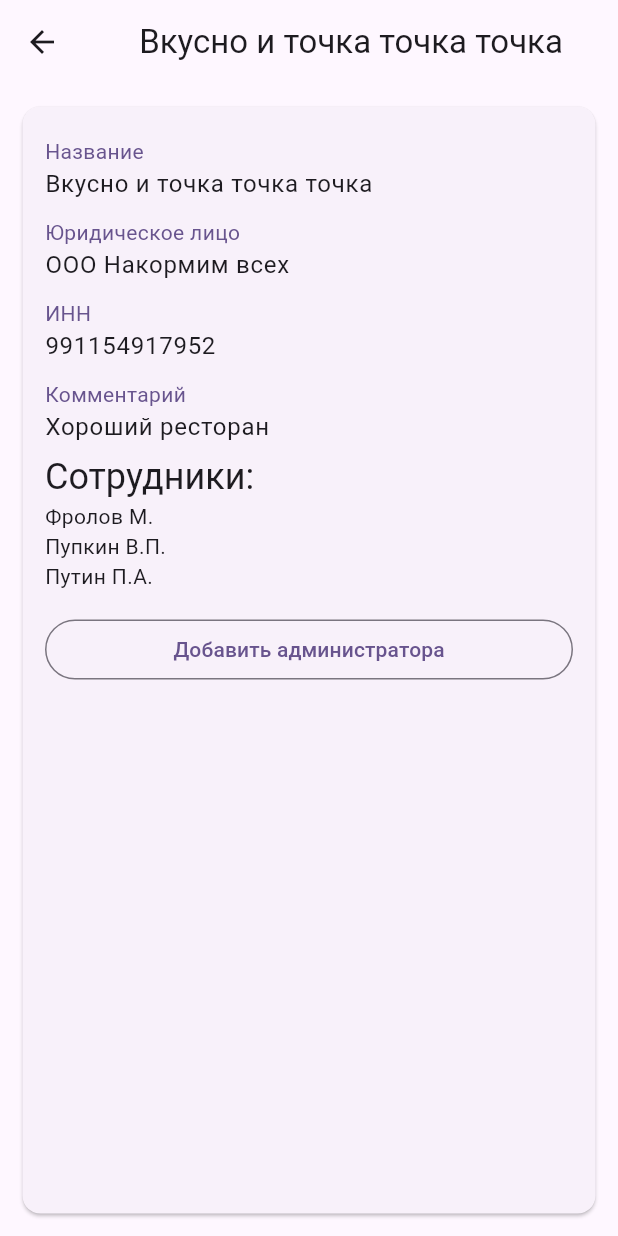
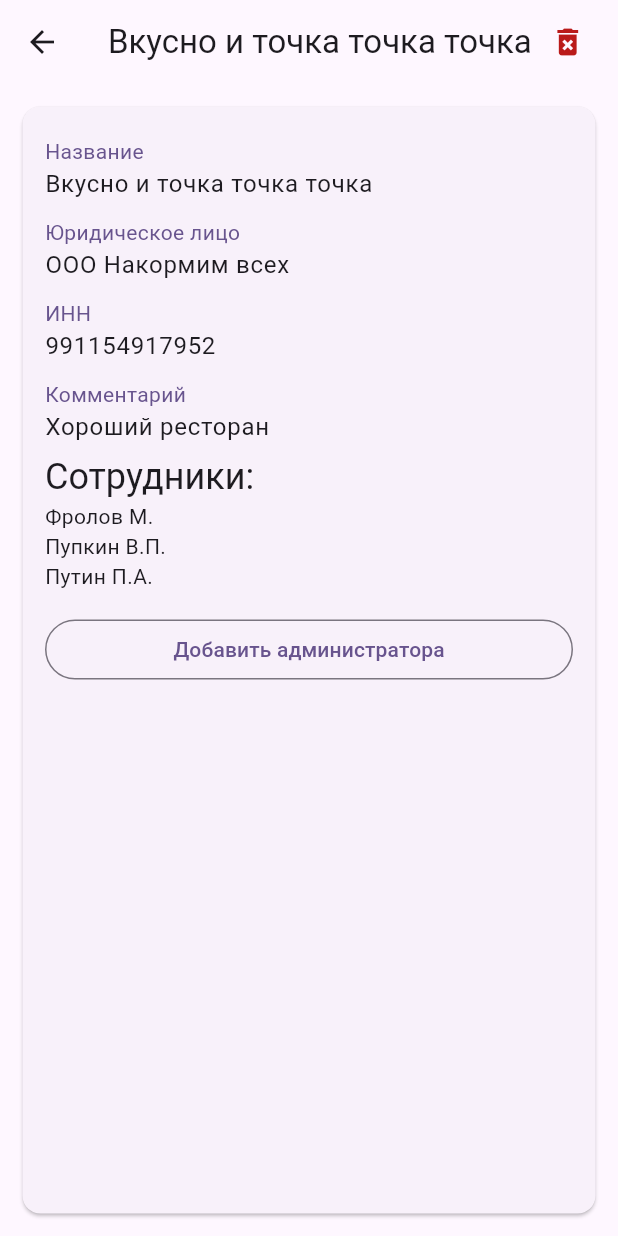
Before and after one commit to PavelPutin/restobook_web, a Flutter app: the screen it shows after launch, after a tap on "Вкусно и точка точка точка", on a phone screen of 412 x 824 dp. Run offline on Flutter 3.47's test engine with Material 3 defaults, Android fonts, the phone set to English and light mode, and no system bars; our stand-ins replace dio, get_it, logger.

Commit message:
feat: add delete button

```diff
--- /dev/null
+++ b/lib/view/delete_icon_button.dart
@@ -0,0 +1,37 @@
+import 'package:flutter/foundation.dart';
+import 'package:flutter/material.dart';
+
+import 'delete_alert_dialog.dart';
+
+class DeleteIconButton extends StatelessWidget {
+  const DeleteIconButton(
+      {super.key,
+      required this.dialogTitle,
+      required this.onSubmit,
+      required this.successLabel,
+      required this.errorLabel});
+
+  final Widget dialogTitle;
+  final AsyncCallback onSubmit;
+  final String successLabel;
+  final String errorLabel;
+
+  @override
+  Widget build(BuildContext context) {
+    return IconButton(
+        onPressed: () {
+          showDialog(
+              context: context,
+              builder: (context) {
+                return DeleteAlertDialog(
+                  title: dialogTitle,
+                  onSubmit: onSubmit,
+                  successLabel: successLabel,
+                  errorLabel: errorLabel,
+                );
+              });
+        },
+        color: Theme.of(context).colorScheme.error,
+        icon: const Icon(Icons.delete_forever));
+  }
+}
--- a/lib/view/restaurant_screen.dart
+++ b/lib/view/restaurant_screen.dart
@@ -6,6 +6,7 @@ import 'package:restobook_web/view/refreshable_future_list_view.dart';
 
 import '../model/entities/restaurant.dart';
 import '../view_model/restaurant_view_model.dart';
+import 'delete_icon_button.dart';
 
 class RestaurantScreen extends StatefulWidget {
   const RestaurantScreen({super.key, required this.restaurant});
@@ -30,9 +31,9 @@ class _RestaurantScreenState extends State<RestaurantScreen> {
   Widget build(BuildContext context) {
     return Scaffold(
       appBar: AppBar(
-        title: Center(
-          child: ConstrainedBox(
-            constraints: const BoxConstraints(maxWidth: 1200),
+        centerTitle: true,
+        title: ConstrainedBox(
+          constraints: const BoxConstraints(maxWidth: 1100),
           child: FutureBuilder(
             future: restaurantLoading,
             builder: (context, snapshot) {
@@ -42,11 +43,24 @@ class _RestaurantScreenState extends State<RestaurantScreen> {
 
               return Consumer<RestaurantViewModel>(
                 builder: (BuildContext context, value, Widget? child) {
-                    return Text(value.activeRestaurant!.name);
+                  return Row(
+                    children: [
+                      Text(value.activeRestaurant!.name),
+                      DeleteIconButton(
+                        dialogTitle: const Text("Удалить ресторан"),
+                        onSubmit: () {
+                          return context.read<RestaurantViewModel>().delete(
+                            context.read<RestaurantViewModel>().activeRestaurant!
+                          );
+                        },
+                        successLabel: "Сотрудник удалён",
+                        errorLabel: "Не удалось удалить сотрудника",
+                      ),
+                    ],
+                  );
                 },
               );
             },
-            ),
           ),
         ),
       ),
@@ -84,7 +98,8 @@ class _RestaurantScreenState extends State<RestaurantScreen> {
                         InfoLabel(
                             label: "Комментарий",
                             info: value.activeRestaurant!.comment ?? "-"),
-                        Text("Сотрудники:", style: Theme.of(context).textTheme.headlineSmall)
+                        Text("Сотрудники:",
+                            style: Theme.of(context).textTheme.headlineSmall)
                       ];
                       for (var employee in value.activeRestaurantEmployees) {
                         listWidgets.add(Text(employee.shortFullName));
@@ -97,9 +112,9 @@ class _RestaurantScreenState extends State<RestaurantScreen> {
                           margin: const EdgeInsets.only(top: 15),
                           child: OutlinedButton(
                               onPressed: () {
-                                Navigator.of(context).push(
-                                  MaterialPageRoute(builder: (context) => const EmployeeCreationForm())
-                                );
+                                Navigator.of(context).push(MaterialPageRoute(
+                                    builder: (context) =>
+                                        const EmployeeCreationForm()));
                               },
                               child: const Text("Добавить администратора"))));
                       return ListView(
--- a/pubspec.yaml
+++ b/pubspec.yaml
@@ -40,6 +40,8 @@ dependencies:
   json_annotation: ^4.8.1
   get_it: ^7.6.8
   flutter_secure_storage: ^4.2.1
+  dio: ^5.4.3+1
+  logger: ^2.3.0
 
 dev_dependencies:
   flutter_test:
```
Also changed, not shown: lib/view/delete_alert_dialog.dart (added, +72 -0 lines), lib/view_model/application_view_model.dart (added, +39 -0 lines). Lines whose indentation alone changed are shown as unchanged.
